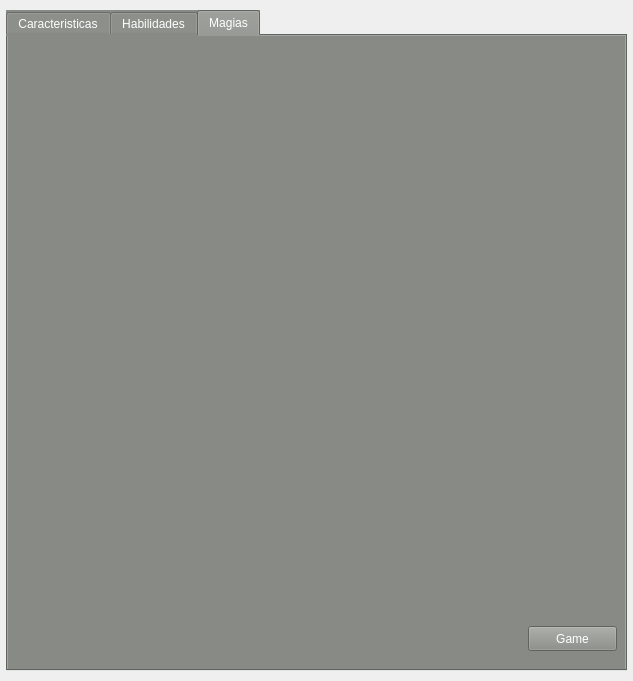
Old version of the form mainwindow.ui in the repository miguelsrrobo/Tagmar.
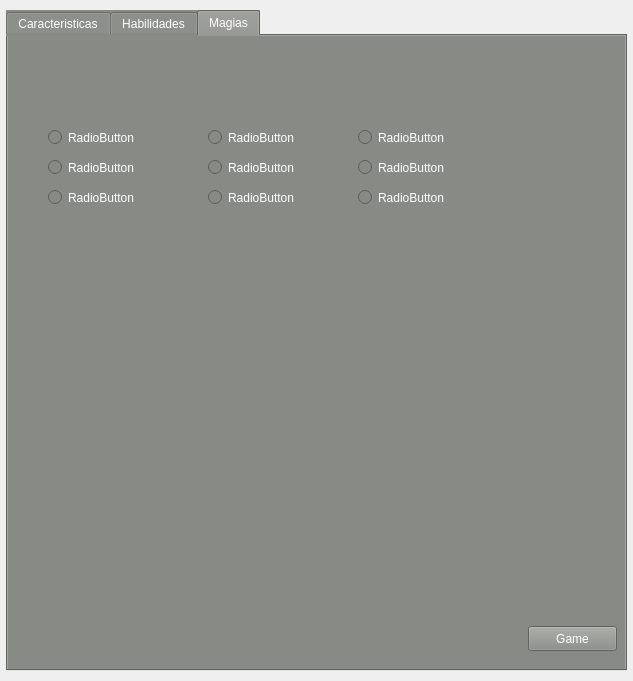
New version of the form. Icons and pictures are not drawn.

```diff
--- a/mainwindow.ui
+++ b/mainwindow.ui
@@ -737,6 +737,123 @@
        <string>Game</string>
       </property>
      </widget>
+     <widget class="QRadioButton" name="radioButton_3">
+      <property name="geometry">
+       <rect>
+        <x>40</x>
+        <y>90</y>
+        <width>112</width>
+        <height>23</height>
+       </rect>
+      </property>
+      <property name="text">
+       <string>RadioButton</string>
+      </property>
+     </widget>
+     <widget class="QRadioButton" name="radioButton_4">
+      <property name="geometry">
+       <rect>
+        <x>40</x>
+        <y>120</y>
+        <width>112</width>
+        <height>23</height>
+       </rect>
+      </property>
+      <property name="text">
+       <string>RadioButton</string>
+      </property>
+     </widget>
+     <widget class="QRadioButton" name="radioButton_5">
+      <property name="geometry">
+       <rect>
+        <x>40</x>
+        <y>150</y>
+        <width>112</width>
+        <height>23</height>
+       </rect>
+      </property>
+      <property name="text">
+       <string>RadioButton</string>
+      </property>
+     </widget>
+     <widget class="QRadioButton" name="radioButton_6">
+      <property name="geometry">
+       <rect>
+        <x>350</x>
+        <y>120</y>
+        <width>112</width>
+        <height>23</height>
+       </rect>
+      </property>
+      <property name="text">
+       <string>RadioButton</string>
+      </property>
+     </widget>
+     <widget class="QRadioButton" name="radioButton_7">
+      <property name="geometry">
+       <rect>
+        <x>350</x>
+        <y>90</y>
+        <width>112</width>
+        <height>23</height>
+       </rect>
+      </property>
+      <property name="text">
+       <string>RadioButton</string>
+      </property>
+     </widget>
+     <widget class="QRadioButton" name="radioButton_8">
+      <property name="geometry">
+       <rect>
+        <x>350</x>
+        <y>150</y>
+        <width>112</width>
+        <height>23</height>
+       </rect>
+      </property>
+      <property name="text">
+       <string>RadioButton</string>
+      </property>
+     </widget>
+     <widget class="QRadioButton" name="radioButton_9">
+      <property name="geometry">
+       <rect>
+        <x>200</x>
+        <y>120</y>
+        <width>112</width>
+        <height>23</height>
+       </rect>
+      </property>
+      <property name="text">
+       <string>RadioButton</string>
+      </property>
+     </widget>
+     <widget class="QRadioButton" name="radioButton_10">
+      <property name="geometry">
+       <rect>
+        <x>200</x>
+        <y>90</y>
+        <width>112</width>
+        <height>23</height>
+       </rect>
+      </property>
+      <property name="text">
+       <string>RadioButton</string>
+      </property>
+     </widget>
+     <widget class="QRadioButton" name="radioButton_11">
+      <property name="geometry">
+       <rect>
+        <x>200</x>
+        <y>150</y>
+        <width>112</width>
+        <height>23</height>
+       </rect>
+      </property>
+      <property name="text">
+       <string>RadioButton</string>
+      </property>
+     </widget>
     </widget>
    </widget>
   </widget>
```
Left out of the diff: 8 changed lines with no effect on the pictures.
